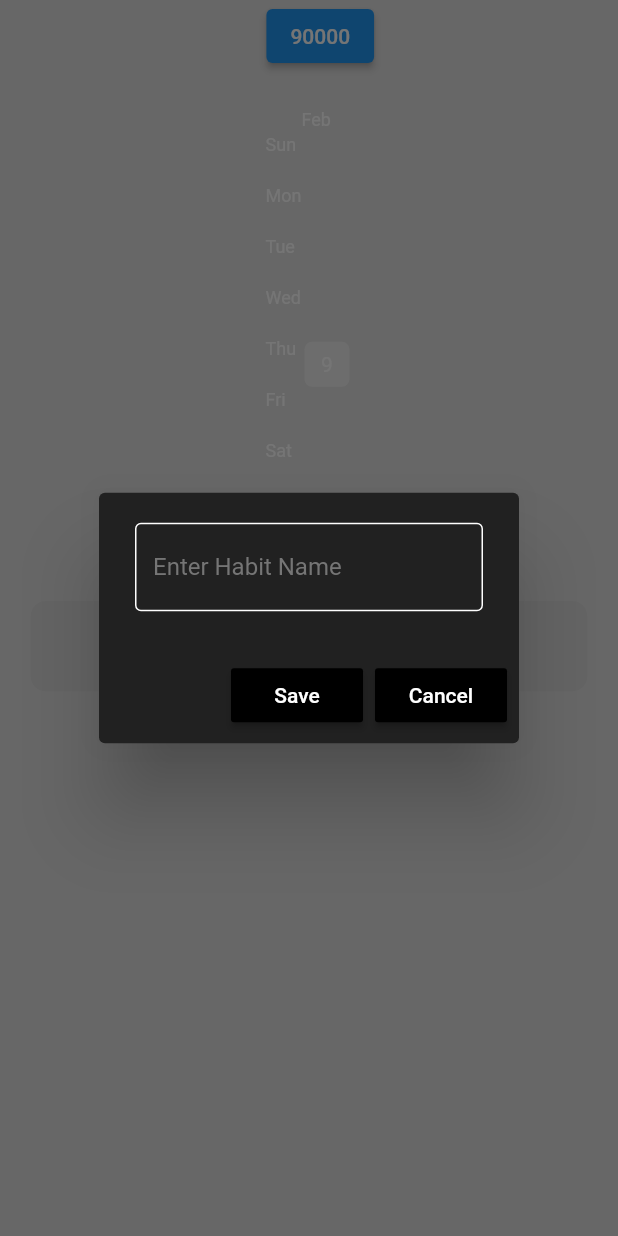
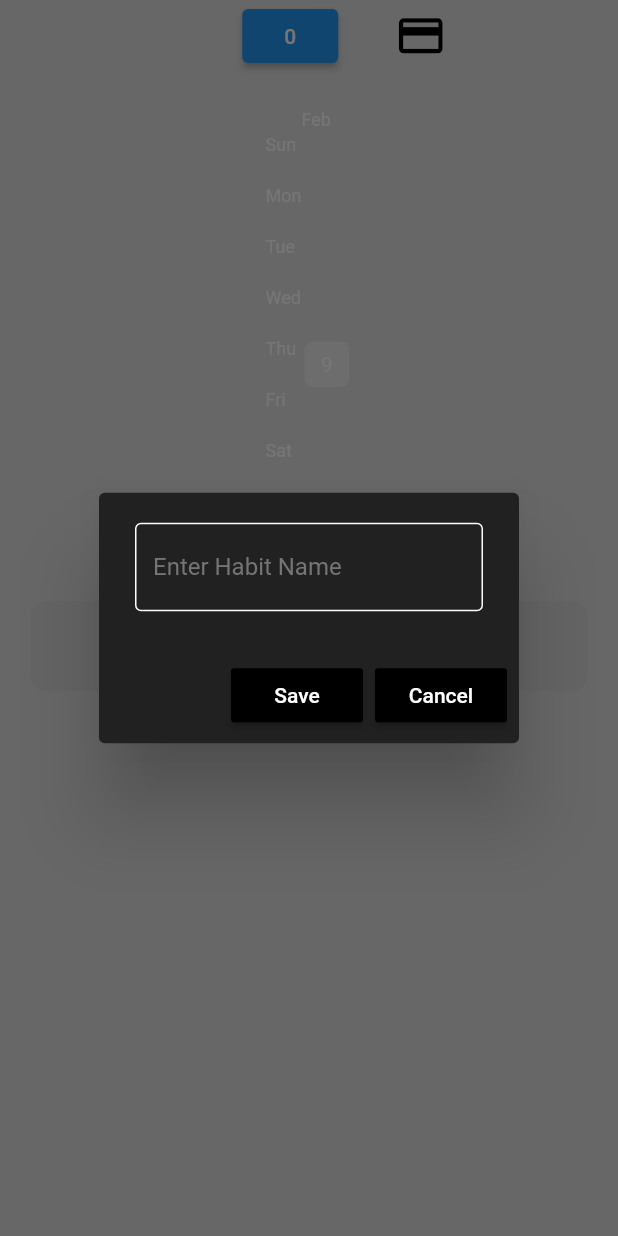
Before and after one commit to GeonwooVincentKim/flutter_custom_widgets, a Flutter app: the HomePage screen opened directly, after a tap on the "add" icon, on a phone screen of 412 x 824 dp. Run offline on Flutter 3.47's test engine with Material 2 defaults, Android fonts, the phone set to English and light mode, and no system bars; drawn by our look-alikes of flutter_heatmap_calendar; our stand-ins replace flutter_slidable, get, hive, hive_flutter; accounts and stored records are empty.

Commit message:
[Update] - Successfully implement the code

```diff
--- a/lib/hive/hive_heatmap/app_screens/home_page.dart
+++ b/lib/hive/hive_heatmap/app_screens/home_page.dart
@@ -22,9 +22,10 @@ class _HomePageState extends State<HomePage> {
   final _myBox = Hive.box("habit_db");
 
   int innerSum = 0;
+  int targetSum = 0;
 
   final _newHabitNameController = TextEditingController();
-
+  final _newTargetAmountController = TextEditingController();
 
   @override
   void initState() {
@@ -58,12 +59,12 @@ class _HomePageState extends State<HomePage> {
         ),
 
         const SizedBox(width:35),
-        // GestureDetector(
-        //   onTap: () {
-        //     createNewHabit(_newTargetAmountController, saveTargetAmount, cancelDialogBox);
-        //   },
-        //   child: const CustomCircleAvatar(backgroundColor: transparentColor, icon: CupertinoIcons.creditcard, iconColor: buttonTextColor, size: 35),
-        // )
+        GestureDetector(
+          onTap: () {
+            createNewHabit(_newTargetAmountController, saveTargetAmount, cancelDialogBox);
+          },
+          child: const CustomCircleAvatar(backgroundColor: transparentColor, icon: Icons.credit_card, iconColor: buttonTextColor, size: 35),
+        )
       ],
     );
   }
@@ -116,9 +117,16 @@ class _HomePageState extends State<HomePage> {
   }
 
   // save target expand
-  // void saveTargetAmount() {
-  //   setState(() => db.targetSum = int.parse())
-  // }
+  void saveTargetAmount() {
+    setState(() {
+      db.targetSum = int.parse(_newTargetAmountController.text);
+      _myBox.put("TARGET_SUM", targetSum);
+    });
+    db.updateDatabase();
+
+    _newTargetAmountController.clear();
+    Navigator.of(context).pop();
+  }
 
   // save the new habit
   void saveNewHabit() {
--- a/lib/hive/hive_heatmap/model/habit.dart
+++ b/lib/hive/hive_heatmap/model/habit.dart
@@ -16,7 +16,8 @@ final _myBox = Hive.box("habit_db");
 class Habit {
   List todaysHabitList = [];
   Map<DateTime, int> heatMapDateSet = {};
-  int targetSum = 90000;
+  // int targetSum = 90000;
+  int targetSum = 0;
   int dailySum = 0;
   String sign = '+';
 
@@ -46,6 +47,7 @@ class Habit {
     else {
       todaysHabitList = _myBox.get(todaysDateFormatted());
       dailySum = _myBox.get("DAILY_SUM");
+      targetSum = _myBox.get("TARGET_SUM");
     }
   }
 
@@ -57,6 +59,7 @@ class Habit {
     // update universal habit list in case it changed (new habit, edit habit, delete habit)
     _myBox.put("CURRENT_HABIT_LIST", todaysHabitList);
     _myBox.put("DAILY_SUM", dailySum);
+    _myBox.put("TARGET_SUM", targetSum);
 
     // calculate habit complete percentages for each day
     calculateHabitPercentages();
@@ -67,7 +70,10 @@ class Habit {
 
   void calculateHabitPercentages() {
     _myBox.get("DAILY_SUM");
+    _myBox.get("TARGET_SUM");
+
     print(dailySum);
+    print(targetSum);
     // _myBox.put("DAILY_SUM", dailySum);
 
     String percent = todaysHabitList.isEmpty
```
